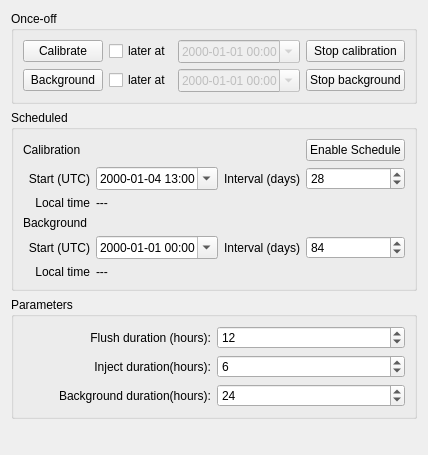
anstoradonlab/radon-monitor-gui, file ui/c_and_b.ui: the form before one commit.
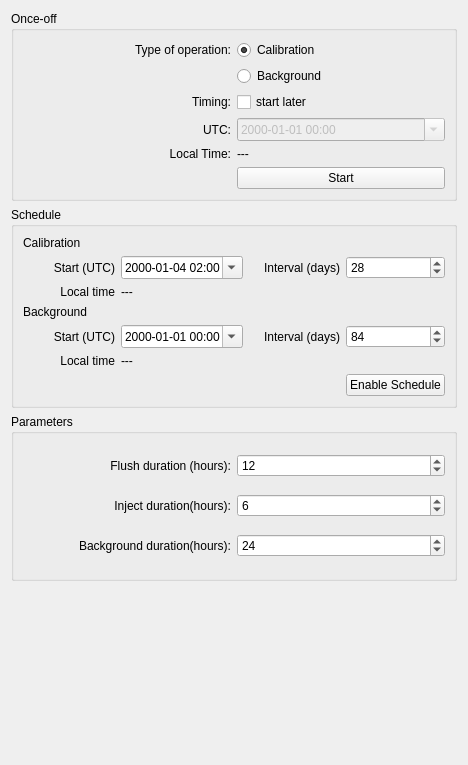
The form after the commit.

Commit message: Rework c&b dialog box

The edit to the form file:
```diff
--- a/ui/c_and_b.ui
+++ b/ui/c_and_b.ui
@@ -6,8 +6,8 @@
    <rect>
     <x>0</x>
     <y>0</y>
-    <width>392</width>
-    <height>455</height>
+    <width>468</width>
+    <height>765</height>
    </rect>
   </property>
   <property name="windowTitle">
@@ -22,63 +22,51 @@
         <string>Once-off</string>
        </property>
        <layout class="QGridLayout" name="gridLayout_2">
-        <item row="0" column="1">
-         <widget class="QCheckBox" name="calCheckBox">
-          <property name="text">
-           <string>later at</string>
+        <item row="2" column="1">
+         <widget class="QRadioButton" name="calRadioButton">
+          <property name="toolTip">
+           <string extracomment="Flush source then inject radon from calibration source"/>
           </property>
-         </widget>
-        </item>
-        <item row="0" column="0">
-         <widget class="QPushButton" name="calibrateButton">
           <property name="text">
-           <string>Calibrate</string>
+           <string>Calibration</string>
           </property>
-         </widget>
-        </item>
-        <item row="1" column="3">
-         <widget class="QPushButton" name="stopBgPushButton">
-          <property name="text">
-           <string>Stop background</string>
-          </property>
-         </widget>
-        </item>
-        <item row="0" column="2">
-         <widget class="QDateTimeEdit" name="calDateTimeEdit">
-          <property name="enabled">
-           <bool>false</bool>
-          </property>
-          <property name="displayFormat">
-           <string>yyyy-MM-dd hh:mm</string>
-          </property>
-          <property name="calendarPopup">
+          <property name="checked">
            <bool>true</bool>
           </property>
          </widget>
         </item>
-        <item row="1" column="1">
-         <widget class="QCheckBox" name="bgCheckBox">
+        <item row="4" column="1">
+         <widget class="QCheckBox" name="calbgCheckBox">
+          <property name="toolTip">
+           <string extracomment="This is when to start flushing the source"/>
+          </property>
           <property name="text">
-           <string>later at</string>
+           <string>start later</string>
           </property>
          </widget>
         </item>
-        <item row="0" column="3">
-         <widget class="QPushButton" name="stopCalPushButton">
+        <item row="8" column="1">
+         <widget class="QPushButton" name="startStopPushButton">
           <property name="text">
-           <string>Stop calibration</string>
+           <string>Start</string>
           </property>
+          <property name="checkable">
+           <bool>true</bool>
+          </property>
          </widget>
         </item>
-        <item row="1" column="0">
-         <widget class="QPushButton" name="backgroundButton">
+        <item row="3" column="1">
+         <widget class="QRadioButton" name="bgRadioButton">
+          <property name="toolTip">
+           <string extracomment="Turns off internal and external blowers to measure background count rate"/>
+          </property>
           <property name="text">
            <string>Background</string>
           </property>
          </widget>
         </item>
-        <item row="1" column="2">
-         <widget class="QDateTimeEdit" name="bgDateTimeEdit">
+        <item row="5" column="1">
+         <widget class="QDateTimeEdit" name="calbgDateTimeEdit">
           <property name="enabled">
            <bool>false</bool>
           </property>
@@ -90,6 +78,53 @@
           </property>
          </widget>
         </item>
+        <item row="2" column="0">
+         <widget class="QLabel" name="label_14">
+          <property name="text">
+           <string>Type of operation:</string>
+          </property>
+          <property name="alignment">
+           <set>Qt::AlignRight|Qt::AlignTrailing|Qt::AlignVCenter</set>
+          </property>
+         </widget>
+        </item>
+        <item row="4" column="0">
+         <widget class="QLabel" name="label_13">
+          <property name="text">
+           <string>Timing:</string>
+          </property>
+          <property name="alignment">
+           <set>Qt::AlignRight|Qt::AlignTrailing|Qt::AlignVCenter</set>
+          </property>
+         </widget>
+        </item>
+        <item row="6" column="1">
+         <widget class="QLabel" name="calbgLocalTimeLabel">
+          <property name="text">
+           <string>---</string>
+          </property>
+         </widget>
+        </item>
+        <item row="5" column="0">
+         <widget class="QLabel" name="label_12">
+          <property name="text">
+           <string>UTC:</string>
+          </property>
+          <property name="alignment">
+           <set>Qt::AlignRight|Qt::AlignTrailing|Qt::AlignVCenter</set>
+          </property>
+         </widget>
+        </item>
+        <item row="6" column="0">
+         <widget class="QLabel" name="label_15">
+          <property name="text">
+           <string>Local Time:</string>
+          </property>
+          <property name="alignment">
+           <set>Qt::AlignRight|Qt::AlignTrailing|Qt::AlignVCenter</set>
+          </property>
+         </widget>
+        </item>
        </layout>
       </widget>
      </item>
@@ -98,7 +133,7 @@
    <item>
     <widget class="QGroupBox" name="groupBox_2">
      <property name="title">
-      <string>Scheduled</string>
+      <string>Schedule</string>
      </property>
      <layout class="QGridLayout" name="gridLayout_3">
       <item row="2" column="1">
@@ -145,7 +180,7 @@
         </property>
         <property name="dateTime">
          <datetime>
-          <hour>13</hour>
+          <hour>2</hour>
           <minute>0</minute>
           <second>0</second>
           <year>2000</year>
@@ -188,16 +223,6 @@
         </property>
        </widget>
       </item>
-      <item row="0" column="3">
-       <widget class="QPushButton" name="enableScheduleButton">
-        <property name="text">
-         <string>Enable Schedule</string>
-        </property>
-        <property name="checkable">
-         <bool>true</bool>
-        </property>
-       </widget>
-      </item>
       <item row="1" column="2">
        <widget class="QLabel" name="label_5">
         <property name="text">
@@ -251,6 +276,16 @@
         </property>
        </widget>
       </item>
+      <item row="6" column="3">
+       <widget class="QPushButton" name="enableScheduleButton">
+        <property name="text">
+         <string>Enable Schedule</string>
+        </property>
+        <property name="checkable">
+         <bool>true</bool>
+        </property>
+       </widget>
+      </item>
       <item row="5" column="0">
        <widget class="QLabel" name="label_11">
         <property name="text">
@@ -332,6 +367,12 @@
    </item>
    <item>
     <widget class="QLabel" name="scheduleEngagedLabel">
+     <property name="sizePolicy">
+      <sizepolicy hsizetype="Preferred" vsizetype="Preferred">
+       <horstretch>0</horstretch>
+       <verstretch>0</verstretch>
+      </sizepolicy>
+     </property>
      <property name="palette">
       <palette>
        <active>
```
Left out of the diff: 14 changed lines with no effect on the pictures. The commit also changes 4 other files.
